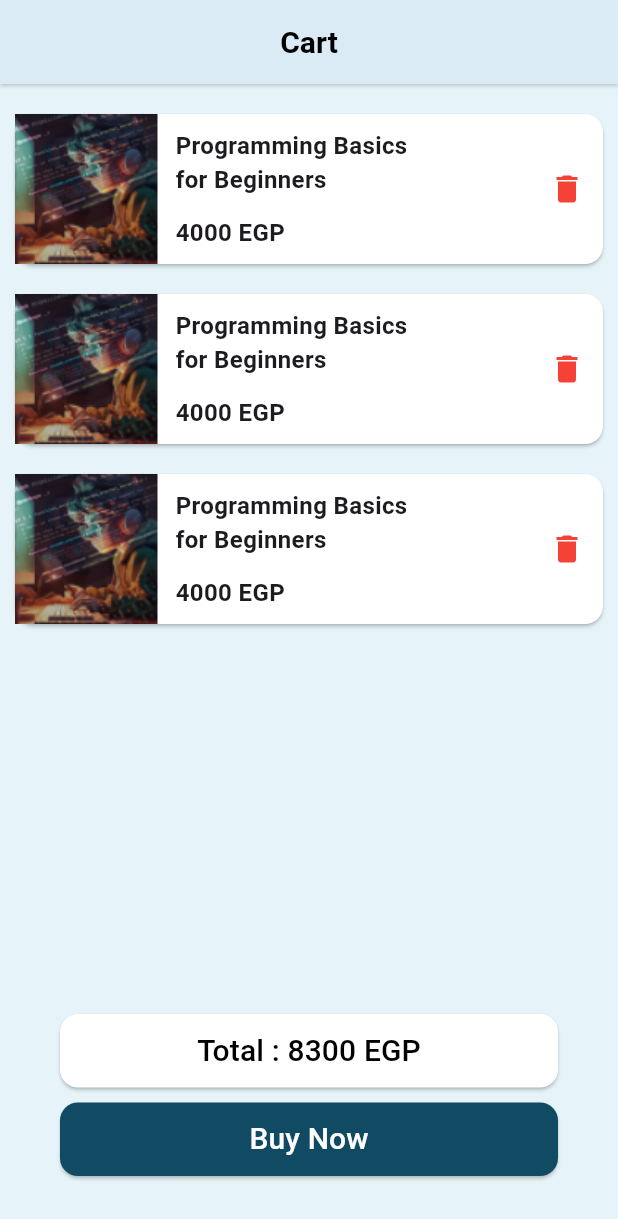
After one commit to doaasafwat/Online_Courses_App, a Flutter app: the CartView screen opened directly, on a phone screen of 412 x 824 dp. The commit adds this screen. Shown: the top 1219 px of the screen. Run offline on Flutter 3.47's test engine with Material 3 defaults, Android fonts, the phone set to English and light mode, and no system bars; our stand-ins replace flutter_svg.

Commit message:
cart view done

```diff
--- /dev/null
+++ b/lib/views/Cart/cart_item.dart
@@ -0,0 +1,62 @@
+import 'package:flutter/material.dart';
+
+class CartItem extends StatelessWidget {
+  const CartItem(
+      {super.key,
+      required this.title,
+      required this.price,
+      required this.image});
+  final String title;
+  final String image;
+  final String price;
+  @override
+  Widget build(BuildContext context) {
+    return Card(
+      color: Colors.white,
+      margin: const EdgeInsets.symmetric(vertical: 10),
+      child: Row(
+        children: [
+          ClipRRect(
+            child: Image.asset(
+              image,
+              width: 95,
+              height: 100,
+              fit: BoxFit.cover,
+            ),
+          ),
+          const SizedBox(width: 12),
+          Expanded(
+            child: Column(
+              crossAxisAlignment: CrossAxisAlignment.start,
+              children: [
+                Text(
+                  title,
+                  style: const TextStyle(
+                    fontSize: 16,
+                    fontWeight: FontWeight.bold,
+                  ),
+                ),
+                const SizedBox(height: 12),
+                Text(
+                  '$price EGP',
+                  style: const TextStyle(
+                    fontSize: 16,
+                    fontWeight: FontWeight.bold,
+                  ),
+                ),
+              ],
+            ),
+          ),
+          IconButton(
+            icon: const Icon(
+              Icons.delete,
+              color: Colors.red,
+              size: 24,
+            ),
+            onPressed: () {},
+          ),
+        ],
+      ),
+    );
+  }
+}
--- /dev/null
+++ b/lib/views/Cart/cart_item_list_view.dart
@@ -0,0 +1,23 @@
+import 'package:flutter/material.dart';
+import 'package:online_courses_app/views/Cart/cart_item.dart';
+
+class CartItemListView extends StatelessWidget {
+  const CartItemListView({
+    super.key,
+  });
+
+  @override
+  Widget build(BuildContext context) {
+    return ListView.builder(
+      padding: const EdgeInsets.all(10),
+      itemCount: 3,
+      itemBuilder: (context, index) {
+        return const CartItem(
+          title: 'Programming Basics\nfor Beginners',
+          price: '4000',
+          image: 'assets/image/categoryImage.png',
+        );
+      },
+    );
+  }
+}
--- a/lib/views/Cart/cart_view.dart
+++ b/lib/views/Cart/cart_view.dart
@@ -1,10 +1,59 @@
 import 'package:flutter/material.dart';
+import 'package:online_courses_app/const.dart';
+import 'package:online_courses_app/views/Cart/cart_item_list_view.dart';
+import 'package:online_courses_app/widgets/custom_button.dart';
 
 class CartView extends StatelessWidget {
   const CartView({super.key});
 
   @override
   Widget build(BuildContext context) {
-    return const Placeholder();
+    return Scaffold(
+      backgroundColor: backgroundColor,
+      appBar: AppBar(
+        backgroundColor: const Color.fromARGB(255, 224, 243, 250),
+        automaticallyImplyLeading: false,
+        elevation: 1,
+        shadowColor: const Color.fromARGB(255, 224, 243, 250),
+        centerTitle: true,
+        title: const Text(
+          'Cart',
+          style: TextStyle(
+            fontSize: 20,
+            fontWeight: FontWeight.w600,
+            color: Colors.black,
+          ),
+        ),
+      ),
+      body: Column(
+        children: [
+          const Expanded(child: CartItemListView()),
+          Container(
+            padding: const EdgeInsets.symmetric(horizontal: 20, vertical: 10),
+            color: backgroundColor,
+            child: Column(
+              children: [
+                CustomButton(
+                  text: 'Total : 8300 EGP',
+                  onPressed: () {},
+                  color: Colors.white,
+                  textColor: Colors.black,
+                ),
+                const SizedBox(height: 10),
+                CustomButton(
+                  text: 'Buy Now',
+                  onPressed: () {},
+                  color: primaryColor,
+                  textColor: Colors.white,
+                ),
+              ],
+            ),
+          ),
+          const SizedBox(
+            height: 30,
+          ),
+        ],
+      ),
+    );
   }
 }
--- a/lib/views/Categories/categories_view.dart
+++ b/lib/views/Categories/categories_view.dart
@@ -11,10 +11,11 @@ class CategoriesView extends StatelessWidget {
     return Scaffold(
       backgroundColor: backgroundColor,
       appBar: AppBar(
-        backgroundColor: backgroundColor,
+        backgroundColor: const Color.fromARGB(255, 224, 243, 250),
         automaticallyImplyLeading: false,
+        elevation: 1,
+        shadowColor: const Color.fromARGB(255, 224, 243, 250),
         centerTitle: true,
-        elevation: 0,
         title: const Text(
           'Category',
           style: TextStyle(fontSize: 20, fontWeight: FontWeight.w500),
--- a/lib/views/Home/home_view.dart
+++ b/lib/views/Home/home_view.dart
@@ -21,7 +21,7 @@ class _HomeViewState extends State<HomeView> {
     const HomeViewBody(),
     const CategoriesView(),
     const CoursesView(),
-    const CartView(),
+   const CartView(),
     const ProfileView(),
   ];
 
```
